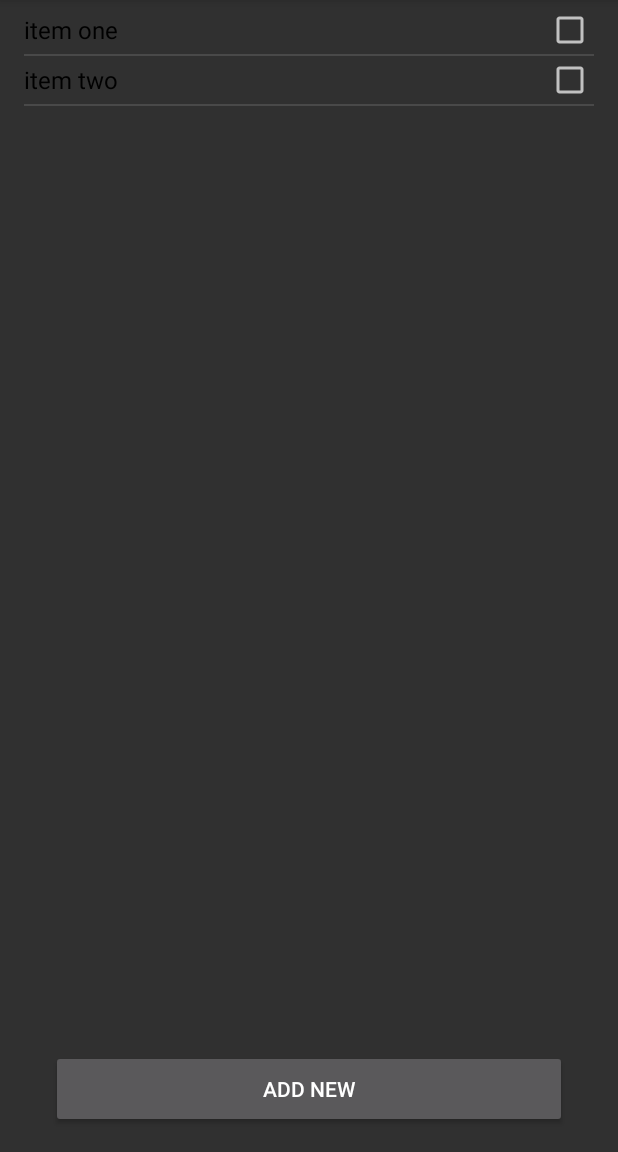
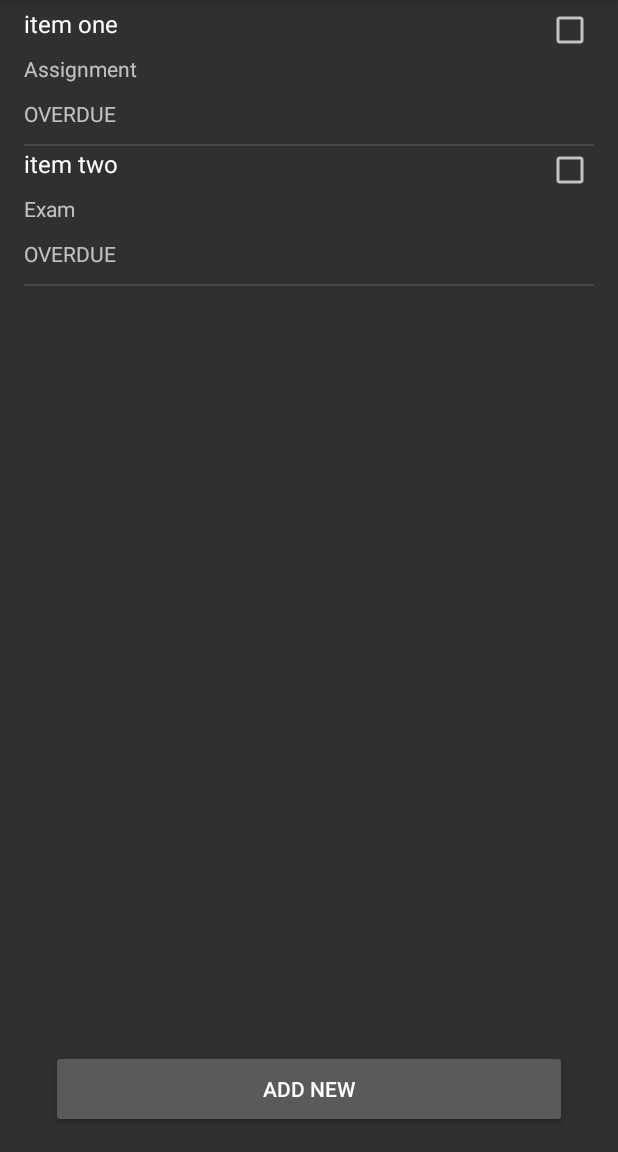
Before and after one commit to gcasey11/AcademicPlanner, an Android app: the screen it shows after launch (MainActivity), on a phone screen of 412 x 824 dp, the part 84-1236 px from its top. Run offline under Robolectric (Android 15) with nearby library versions, the phone set to English and light mode, and no system bars.

Commit message:
Added type and date to raw_item. Also added cancel dialog, more bug fixes as well.

```diff
--- a/app/src/main/java/com/example/todo/CustomAdapter.java
+++ b/app/src/main/java/com/example/todo/CustomAdapter.java
@@ -10,6 +10,8 @@ import android.widget.TextView;
 
 import androidx.annotation.NonNull;
 
+import java.time.LocalDateTime;
+import java.time.format.DateTimeFormatter;
 import java.util.ArrayList;
 
 public class CustomAdapter extends ArrayAdapter<DataModel> {
@@ -54,6 +56,8 @@ public class CustomAdapter extends ArrayAdapter<DataModel> {
 
     private static class ViewHolder {
         TextView txtName;
+        TextView selectionType;
+        TextView dueDate;
         CheckBox checkBox;
     }
 
@@ -72,21 +76,38 @@ public class CustomAdapter extends ArrayAdapter<DataModel> {
     public View getView(int position, View convertView, ViewGroup parent) {
         ViewHolder viewHolder;
         View result;
+
+        // If the view is not recycled, inflate the layout
         if (convertView == null) {
             viewHolder = new ViewHolder();
             convertView = LayoutInflater.from(parent.getContext()).inflate(R.layout.raw_item, parent, false);
             viewHolder.txtName = convertView.findViewById(R.id.txtName);
             viewHolder.checkBox = convertView.findViewById(R.id.checkBox);
+            viewHolder.selectionType = convertView.findViewById(R.id.selection_type);
+            viewHolder.dueDate = convertView.findViewById(R.id.due_date);
             result = convertView;
             convertView.setTag(viewHolder);
         } else {
             viewHolder = (ViewHolder) convertView.getTag();
             result = convertView;
         }
+
         DataModel dataModel = getItem(position);
         assert dataModel != null;
         viewHolder.txtName.setText(dataModel.getName());
         viewHolder.checkBox.setChecked(dataModel.isChecked());
+        viewHolder.selectionType.setText(dataModel.getType());
+
+        // If the date is in the future, show the date, otherwise show "OVERDUE"
+        if (dataModel.getDate().isAfter(LocalDateTime.now())) {
+            DateTimeFormatter dateFormat = DateTimeFormatter.ofPattern("dd/MM/yyyy HH:mm");
+            String formattedDate = dateFormat.format(dataModel.getDate());
+            viewHolder.dueDate.setText(formattedDate);
+        }
+        else {
+            viewHolder.dueDate.setText("OVERDUE");
+        }
+
 
         viewHolder.checkBox.setOnClickListener(v -> {
             if (onCheckboxClickListener != null) {
@@ -107,6 +128,32 @@ public class CustomAdapter extends ArrayAdapter<DataModel> {
             return true;
         });
 
+        viewHolder.selectionType.setOnClickListener(v -> {
+            if (onItemClickListener != null) {
+                onItemClickListener.onItemClick(position);
+            }
+        });
+
+        viewHolder.selectionType.setOnLongClickListener(v -> {
+            if (onItemLongClickListener != null) {
+                onItemLongClickListener.onItemLongClick(position);
+            }
+            return true;
+        });
+
+        viewHolder.dueDate.setOnClickListener(v -> {
+            if (onItemClickListener != null) {
+                onItemClickListener.onItemClick(position);
+            }
+        });
+
+        viewHolder.dueDate.setOnLongClickListener(v -> {
+            if (onItemLongClickListener != null) {
+                onItemLongClickListener.onItemLongClick(position);
+            }
+            return true;
+        });
+
         return result;
     }
 }
--- a/app/src/main/res/layout/activity_edit_item.xml
+++ b/app/src/main/res/layout/activity_edit_item.xml
@@ -27,7 +27,6 @@
         android:ems="10"
         android:hint="Name"
         android:inputType="text"
-        android:text="Name"
         app:layout_constraintEnd_toEndOf="parent"
         app:layout_constraintHorizontal_bias="0.497"
         app:layout_constraintStart_toStartOf="parent"
--- a/app/src/main/res/layout/raw_item.xml
+++ b/app/src/main/res/layout/raw_item.xml
@@ -4,14 +4,24 @@
     android:layout_width="match_parent"
     android:layout_height="wrap_content">
 
+    <LinearLayout
+        android:layout_width="match_parent"
+        android:layout_height="wrap_content"
+        android:orientation="vertical">
+
+        <RelativeLayout
+            android:layout_width="match_parent"
+            android:layout_height="wrap_content">
+
             <TextView
                 android:id="@+id/txtName"
                 android:layout_width="match_parent"
-        android:layout_height="wrap_content"
+                android:layout_height="30dp"
                 android:layout_alignParentStart="true"
                 android:layout_centerVertical="true"
                 android:layout_toStartOf="@id/checkBox"
-        android:textColor="@android:color/background_dark"
+                android:text="Task Name"
+                android:textColor="@color/white"
                 android:textSize="16sp" />
 
             <CheckBox
@@ -22,3 +32,23 @@
                 android:layout_alignParentEnd="true" />
 
         </RelativeLayout>
+
+        <TextView
+            android:id="@+id/selection_type"
+            android:layout_width="match_parent"
+            android:layout_height="30dp"
+            android:text="Task Type" />
+
+        <TextView
+            android:id="@+id/due_date"
+            android:layout_width="match_parent"
+            android:layout_height="30dp"
+            android:text="Due Date" />
+    </LinearLayout>
+
+
+
+
+
+
+</RelativeLayout>
```
Also changed, not shown: app/src/main/java/com/example/todo/EditToDoItemActivity.java (+31 -29 lines). Lines whose indentation alone changed are shown as unchanged.
